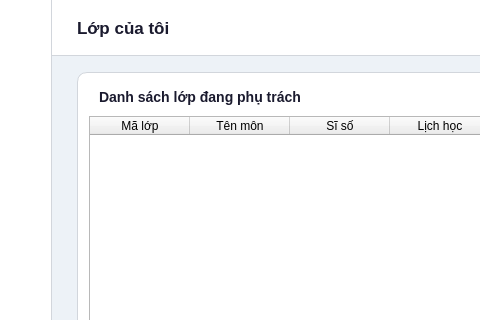
Before: the Qt Designer form frontend/ui/teacher_classes.ui in abcxyzawe/BaiTapLonPy, drawn with Qt 5; both pictures show x 178 to 658 and y 0 to 320 of the 1100 by 700 pixel window.
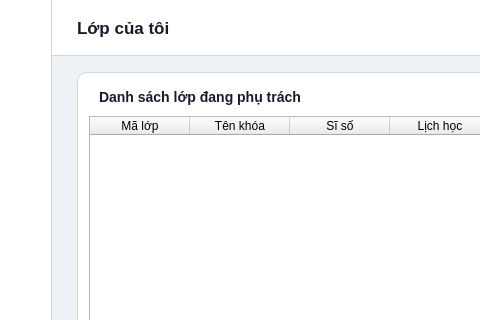
After: the same form once the commit is applied.

Commit message: ui: rename 'mon hoc' -> 'khoa hoc' (scope ngoai khoa)

Patch:
```diff
--- a/frontend/ui/teacher_classes.ui
+++ b/frontend/ui/teacher_classes.ui
@@ -49,7 +49,7 @@
      <property name="showGrid"><bool>false</bool></property>
      <property name="columnCount"><number>7</number></property>
      <column><property name="text"><string>Mã lớp</string></property></column>
-     <column><property name="text"><string>Tên môn</string></property></column>
+     <column><property name="text"><string>Tên khóa</string></property></column>
      <column><property name="text"><string>Sĩ số</string></property></column>
      <column><property name="text"><string>Lịch học</string></property></column>
      <column><property name="text"><string>Phòng</string></property></column>
```
The commit also changes 6 other files.
